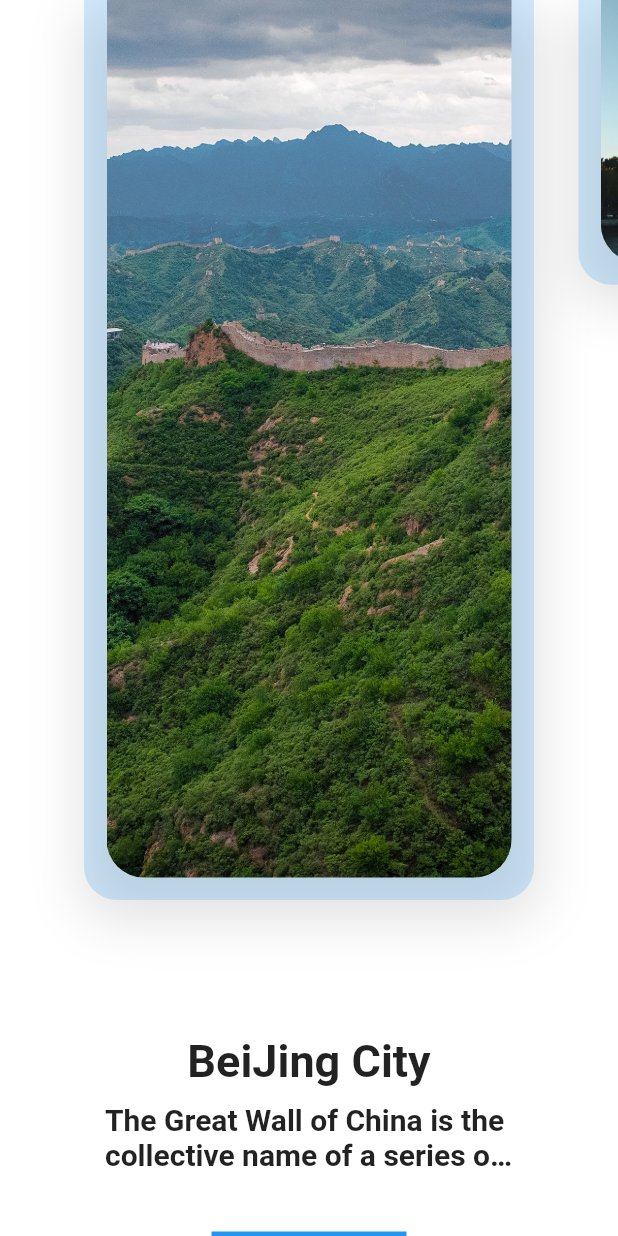
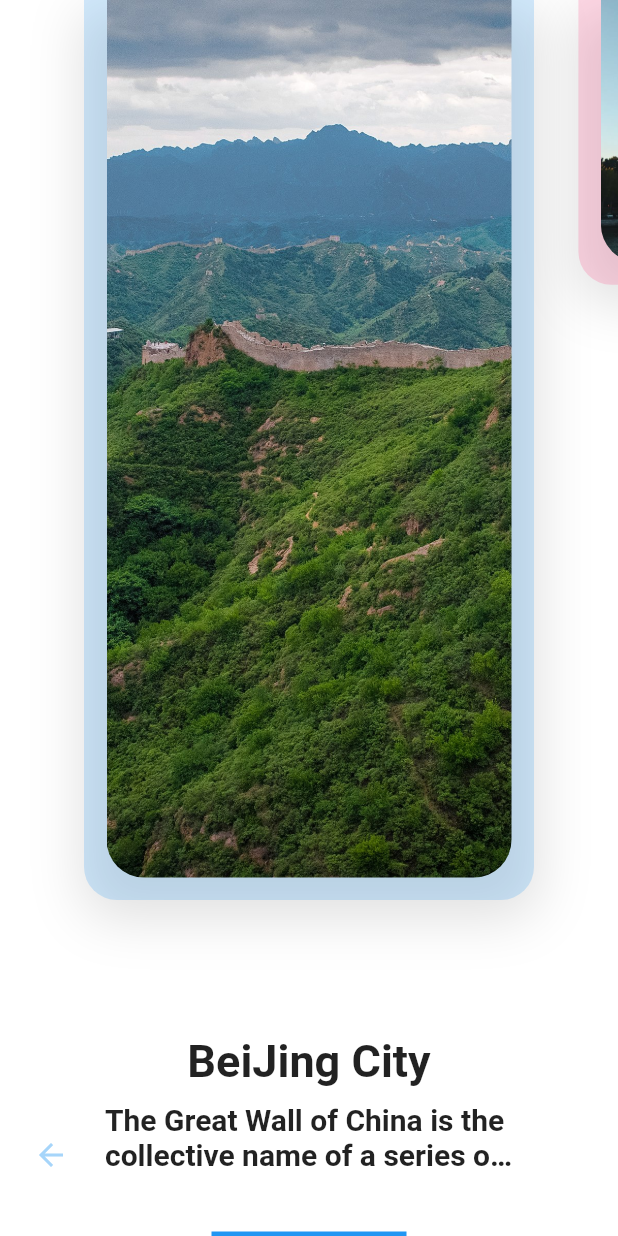
Before and after one commit to ChangQing666/Flutter-app, a Flutter app: the CityPage screen opened by its route, on a phone screen of 412 x 824 dp. Run offline on Flutter 3.47's test engine with Material 2 defaults, Android fonts, the light colour scheme and no system bars; our stand-ins replace chewie, dio, pull_to_refresh, transparent_image, video_player; generated files the repository leaves out were written again.

Commit message:
:ok_hand: routeGenerator

```diff
--- a/lib/pages/city_page/city_page.dart
+++ b/lib/pages/city_page/city_page.dart
@@ -30,7 +30,9 @@ class _CityPageState extends State<CityPage> {
   @override
   Widget build(BuildContext context) {
     return Scaffold(
-      body: Align(
+      body: Stack(
+        children: <Widget>[
+          Align(
             alignment: Alignment.topCenter,
             child: AnimatedContainer(
               duration: Duration(milliseconds: 500),
@@ -185,6 +187,17 @@ class _CityPageState extends State<CityPage> {
               ),
             ),
           ),
+          Positioned(
+            bottom: 30,
+            left:10,
+            child: IconButton(
+              icon: Icon(Icons.arrow_back),
+              color: Colors.blue.withOpacity(0.4),
+              onPressed:()=> Navigator.pushNamed(context, '/'),
+            ),
+          )
+        ],
+      ),
     );
   }
 }
--- a/lib/pages/city_page/data.dart
+++ b/lib/pages/city_page/data.dart
@@ -18,17 +18,17 @@ var cityList = [
   ),
   ItemModel(
     imageUrl: 'assets/images/city01.jpeg',
-    title: 'Golden State',
+    title: 'France Paris',
     description:
-        "The Golden State Warriors are an American professional basketball team based in San Francisco, California. The Warriors compete in the National Basketball Association (NBA), as a member of the league's Western Conference Pacific Division. ",
-    color: Colors.blue.withOpacity(0.2),
+    'Paris is the capital and most populous city of France, with an area of 105 square kilometres (41 square miles) and an official estimated population of 2,140,526 residents as of 1 January 2019',
+    color: Colors.pinkAccent.withOpacity(0.2),
   ),
   ItemModel(
     imageUrl: 'assets/images/city02.jpeg',
-    title: 'France Paris',
+    title: 'Golden State',
     description:
-        'Paris is the capital and most populous city of France, with an area of 105 square kilometres (41 square miles) and an official estimated population of 2,140,526 residents as of 1 January 2019',
-    color: Colors.pinkAccent.withOpacity(0.2),
+    "The Golden State Warriors are an American professional basketball team based in San Francisco, California. The Warriors compete in the National Basketball Association (NBA), as a member of the league's Western Conference Pacific Division. ",
+    color: Colors.blue.withOpacity(0.2),
   ),
   ItemModel(
     imageUrl: 'assets/images/city03.jpeg',
--- a/lib/pages/furniture_list_page/furniture_list_page.dart
+++ b/lib/pages/furniture_list_page/furniture_list_page.dart
@@ -25,7 +25,7 @@ class _FurnitureListPageState extends State<FurnitureListPage> {
             crossAxisAlignment: CrossAxisAlignment.center,
             children: <Widget>[
               IconButton(
-                  icon: Icon(Icons.menu),
+                  icon: Icon(Icons.arrow_back),
                   color: Colors.black54,
                   onPressed: () {
                     Navigator.pop(context);
--- a/lib/pages/index_page/index_page.dart
+++ b/lib/pages/index_page/index_page.dart
@@ -24,7 +24,7 @@ class IndexPage extends StatelessWidget {
   }
 }
 
-getList(context) {
+List<Widget> getList(context) {
   List<Widget> _list = [];
   for (int i = 0; i < list.length; i++) {
     _list.add(getItem(context, list[i]));
@@ -58,7 +58,7 @@ Widget getItem(context, ItemModel item) {
         child: Center(
             child: Text(
           item.title,
-          style: TextStyle(fontSize: 30.0, color: Colors.white),
+          style: TextStyle(fontSize: 22.0, color: Colors.white),
         ))),
   );
 }
--- a/lib/pages/onboarding_page/onboarding_page.dart
+++ b/lib/pages/onboarding_page/onboarding_page.dart
@@ -126,7 +126,7 @@ class _OnBoardingPageState extends State<OnBoardingPage> with TickerProviderStat
                     color: Colors.black,
                   ),
                   onPressed: () {
-                    Navigator.pushNamed(context, '/index');
+                    Navigator.pushNamed(context, '/');
                   },
                 )
                     : Container(),
--- a/lib/pages/video_page/video_page.dart
+++ b/lib/pages/video_page/video_page.dart
@@ -7,10 +7,10 @@ import 'package:video_player/video_player.dart';
 import 'package:chewie/src/cupertino_controls.dart';
 
 class VideoPage extends StatefulWidget {
-  VideoPage({Key key, this.id, this.title='Video', this.arguments})  : super(key: key);
+  VideoPage({Key key, this.id, this.title='Video', @required this.params})  : super(key: key);
   final String title;
   final int id;
-  final VideoArguments arguments;
+  final int params;
   @override
   State<StatefulWidget> createState() {
     return _VideoPageState();
@@ -62,7 +62,7 @@ class _VideoPageState extends State<VideoPage> {
 
   @override
   Widget build(BuildContext context) {
-    final VideoArguments _arguments = ModalRoute.of(context).settings.arguments; // 获取上个路由传过来的参数
+//    final VideoArguments _arguments = ModalRoute.of(context).settings.arguments; // 获取上个路由传过来的参数
     return MaterialApp(
       title: widget.title,
       theme: ThemeData.light().copyWith(
@@ -82,7 +82,7 @@ class _VideoPageState extends State<VideoPage> {
               onPressed: () {
                 _chewieController.enterFullScreen();
               },
-              child: Text('全屏${_arguments.id}'),
+              child: Text('全屏${widget.params}'),
             ),
           ],
         ),
--- a/lib/pages/weekly_page/weekly_page.dart
+++ b/lib/pages/weekly_page/weekly_page.dart
@@ -163,7 +163,7 @@ class _WeeklyPageState extends State<WeeklyPage>
 
 
           return InkWell(
-            onTap: () => Navigator.pushNamed(context, '/video', arguments: VideoArguments(id: 1000)),
+            onTap: () => Navigator.pushNamed(context, '/video', arguments: _item.id),
 //            onTap: (){
 //              Navigator.push<String>(context, MaterialPageRoute(builder: (BuildContext context){
 //                return VideoPage(id:100);
--- a/lib/utils/data_utils.dart
+++ b/lib/utils/data_utils.dart
@@ -21,7 +21,6 @@ class DataUtils{
       _url = 'https://www.easy-mock.com/mock/5d4ce3e4d890556a4f4a5e01/eyepetizer/ranklist/historical';
     }
     var response = await NetUtils.get(_url);
-    print("weekly response: ${response}");
     Weekly weekly = Weekly.fromJson(response);
     return weekly;
   }
--- /dev/null
+++ b/lib/utils/route_generator.dart
@@ -0,0 +1,47 @@
+import 'package:flutter/material.dart';
+import 'package:page_view/pages/city_page/city_page.dart';
+import 'package:page_view/pages/furniture_detail_page/furniture_detail_page.dart';
+import 'package:page_view/pages/furniture_list_page/furniture_list_page.dart';
+import 'package:page_view/pages/index_page/index_page.dart';
+import 'package:page_view/pages/onboarding_page/onboarding_page.dart';
+import 'package:page_view/pages/cardlist_page/cardlist_page.dart';
+import 'package:page_view/pages/video_page/video_page.dart';
+import 'package:page_view/pages/weekly_page/weekly_page.dart';
+
+class RouteGenerator {
+  static Route<dynamic> generateRoute(RouteSettings settings) {
+    final args = settings.arguments;
+    switch (settings.name) {
+      case '/':
+        return MaterialPageRoute(builder: (_) => IndexPage());
+      case '/onboarding':
+        return MaterialPageRoute(builder: (_) => OnBoardingPage());
+      case '/furniture_list':
+        return MaterialPageRoute(builder: (_) => FurnitureListPage());
+      case '/furniture_detail':
+        return MaterialPageRoute(builder: (_) => FurnitureDetailPage());
+      case '/city':
+        return MaterialPageRoute(builder: (_) => CityPage());
+      case '/cardlist':
+        return MaterialPageRoute(builder: (_) => CardlistPage());
+      case '/ranklist':
+        return MaterialPageRoute(builder: (_) => WeeklyPage());
+      case '/video':
+        if (args is int) {
+          return MaterialPageRoute(builder: (_) => VideoPage(params: args));
+        }
+        return _errorRoute();
+      default:
+        return _errorRoute();
+    }
+  }
+}
+
+Route<dynamic> _errorRoute() {
+  return MaterialPageRoute(builder: (_) {
+    return Scaffold(
+      appBar: AppBar(title: Text('Error')),
+      body: Center(child: Text('ERROR')),
+    );
+  });
+}
```
Also changed, not shown: lib/main.dart (+4 -30 lines), lib/pages/cardlist_page/cardlist_page.dart (renamed from lib/pages/test_page/stack_test.dart, +12 -6 lines), lib/pages/cardlist_page/data.dart (renamed from lib/pages/test_page/data.dart, +5 -5 lines), lib/pages/index_page/data.dart (+11 -11 lines). Lines whose indentation alone changed are shown as unchanged.
